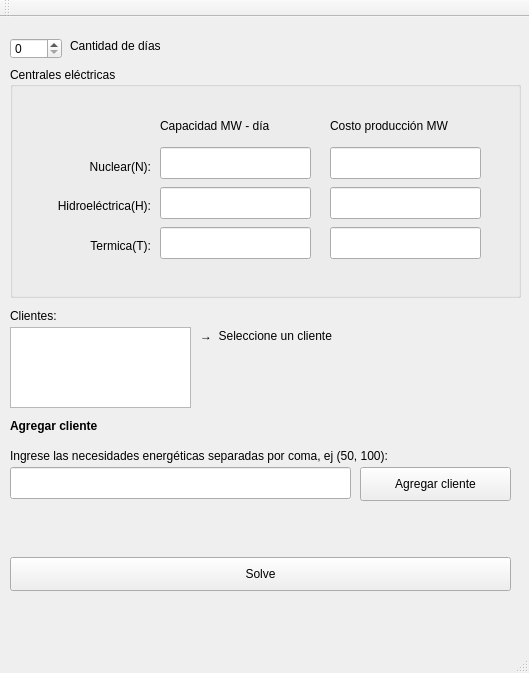
The window that PlantaGUIFuentes/ui/main.ui (ijuanfe/CO_Project2) describes before a commit, drawn with Qt 5.
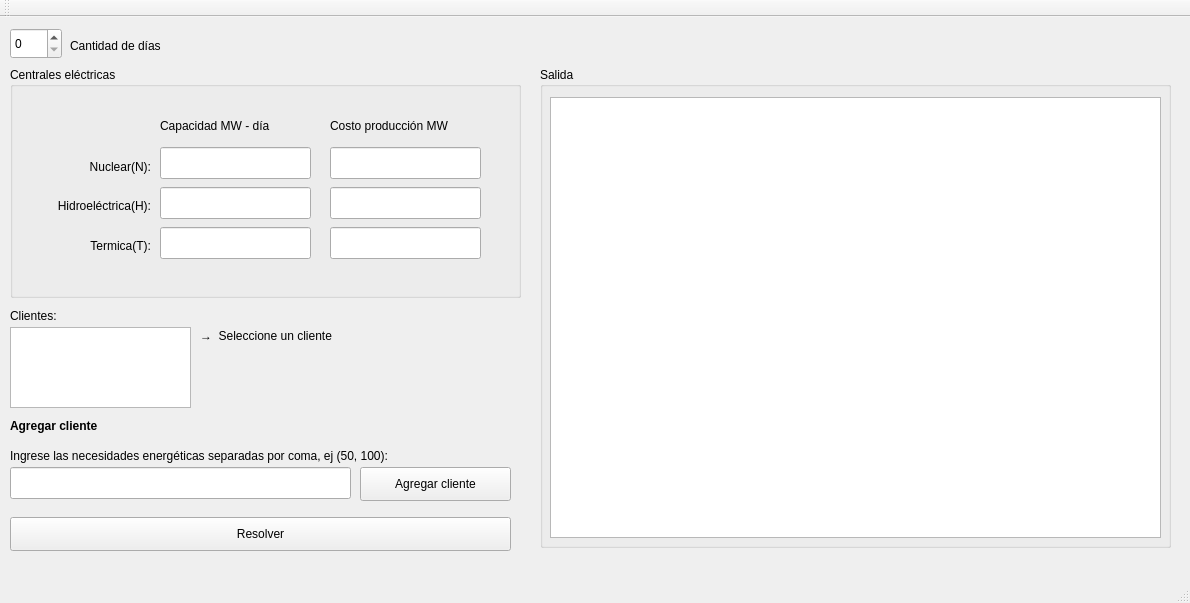
The same window after the commit.

Diff of the .ui file:
```diff
--- a/PlantaGUIFuentes/ui/main.ui
+++ b/PlantaGUIFuentes/ui/main.ui
@@ -6,8 +6,8 @@
    <rect>
     <x>0</x>
     <y>0</y>
-    <width>529</width>
-    <height>673</height>
+    <width>1190</width>
+    <height>603</height>
    </rect>
   </property>
   <property name="windowTitle">
@@ -18,9 +18,9 @@
     <property name="geometry">
      <rect>
       <x>10</x>
-      <y>21</y>
+      <y>11</y>
       <width>52</width>
-      <height>21</height>
+      <height>31</height>
      </rect>
     </property>
    </widget>
@@ -254,13 +254,13 @@
     <property name="geometry">
      <rect>
       <x>10</x>
-      <y>540</y>
+      <y>500</y>
       <width>501</width>
       <height>34</height>
      </rect>
     </property>
     <property name="text">
-     <string>Solve</string>
+     <string>Resolver</string>
     </property>
    </widget>
    <widget class="QListWidget" name="listWidget">
@@ -273,6 +273,29 @@
      </rect>
     </property>
    </widget>
+   <widget class="QGroupBox" name="groupBox_2">
+    <property name="geometry">
+     <rect>
+      <x>540</x>
+      <y>50</y>
+      <width>631</width>
+      <height>481</height>
+     </rect>
+    </property>
+    <property name="title">
+     <string>Salida</string>
+    </property>
+    <widget class="QTextEdit" name="textEdit">
+     <property name="geometry">
+      <rect>
+       <x>10</x>
+       <y>30</y>
+       <width>611</width>
+       <height>441</height>
+      </rect>
+     </property>
+    </widget>
+   </widget>
   </widget>
   <widget class="QMenuBar" name="menubar">
    <property name="geometry">
```
Left out of the diff: 2 changed lines with no effect on the pictures.
